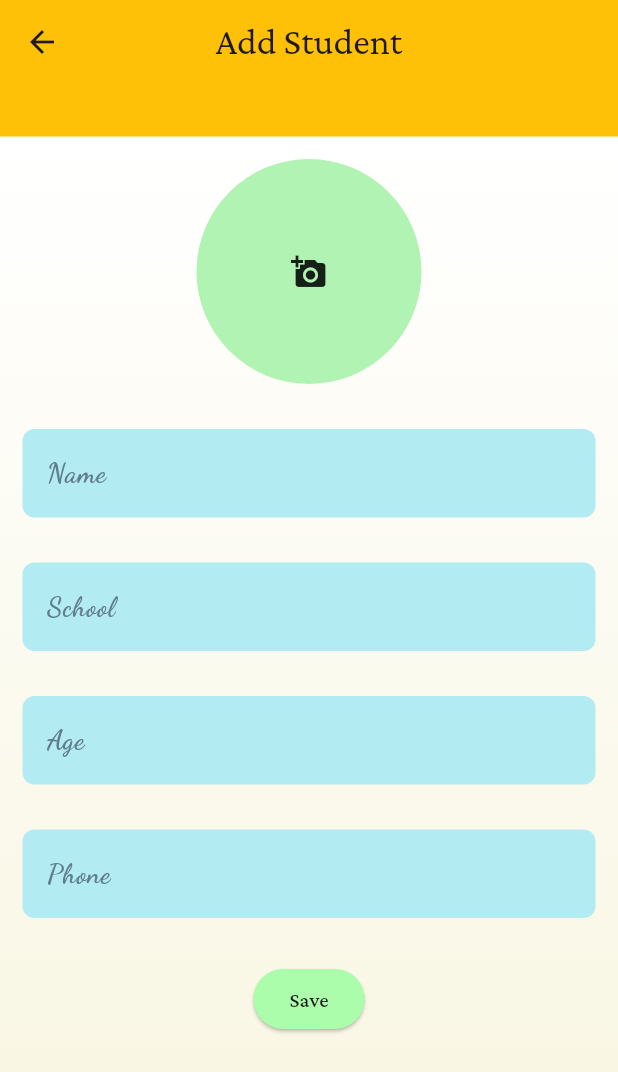
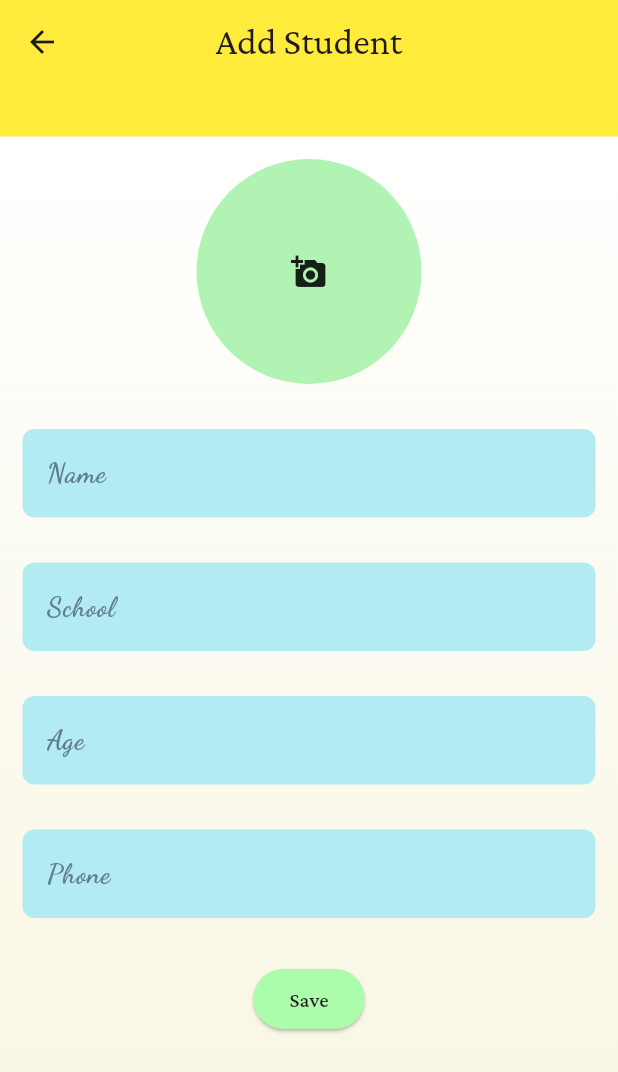
Before and after one commit to vibintomy/Student_managment_getX, a Flutter app: the screen it shows after launch, after a tap on the "add" icon, on a phone screen of 412 x 824 dp. Shown: the top 1072 px of the screen. Run offline on Flutter 3.47's test engine with Material 3 defaults, Android fonts, the phone set to English and light mode, and no system bars; our stand-ins replace get, google_fonts, image_picker, lottie, sqflite; accounts and stored records are empty; network calls fail.

Commit message:
color changed

```diff
--- a/lib/core/colors.dart
+++ b/lib/core/colors.dart
@@ -21,4 +21,4 @@ BoxDecoration maincolor2 =const BoxDecoration(
   end: Alignment.bottomCenter,
 ));
 
-Color colors1 = Colors.amber;
+Color colors1 = Colors.yellow;
--- a/lib/screens/details/details.dart
+++ b/lib/screens/details/details.dart
@@ -22,13 +22,13 @@ class StudentDetails extends StatelessWidget {
       appBar: AppBar(
         title:const Text('Students Details'),
         titleTextStyle: titleStyle,
-        backgroundColor: Colors.amber,
+        backgroundColor: Colors.yellow,
         centerTitle: true,
       ),
       body: Container(
         width: double.infinity,
         height: double.infinity,
-        decoration: maincolor,
+        decoration: maincolor2,
         child: Center(
           child: SingleChildScrollView(
             child: Column(
--- a/lib/screens/edit/student_edit.dart
+++ b/lib/screens/edit/student_edit.dart
@@ -21,7 +21,7 @@ class StudentEdit extends StatelessWidget {
     controller.initializeData(student);
     return Scaffold(
       appBar: AppBar(
-        backgroundColor: Colors.amber,
+        backgroundColor: Colors.yellow,
         title:const Text(
           'Edit student',
         ),
--- a/lib/screens/home/home.dart
+++ b/lib/screens/home/home.dart
@@ -119,13 +119,13 @@ class Home extends StatelessWidget {
           }),
         ),
         floatingActionButton: FloatingActionButton(
-          backgroundColor: Colors.yellow,
+          backgroundColor: Colors.black,
           onPressed: () {
             Get.to(AddStudents())!.then((value)=>controller.refreshStudentList());
           },
           child: const Icon(
             Icons.add,
-            color: Colors.red,
+            color: Colors.yellow,
           ),
         ));
   }
```
